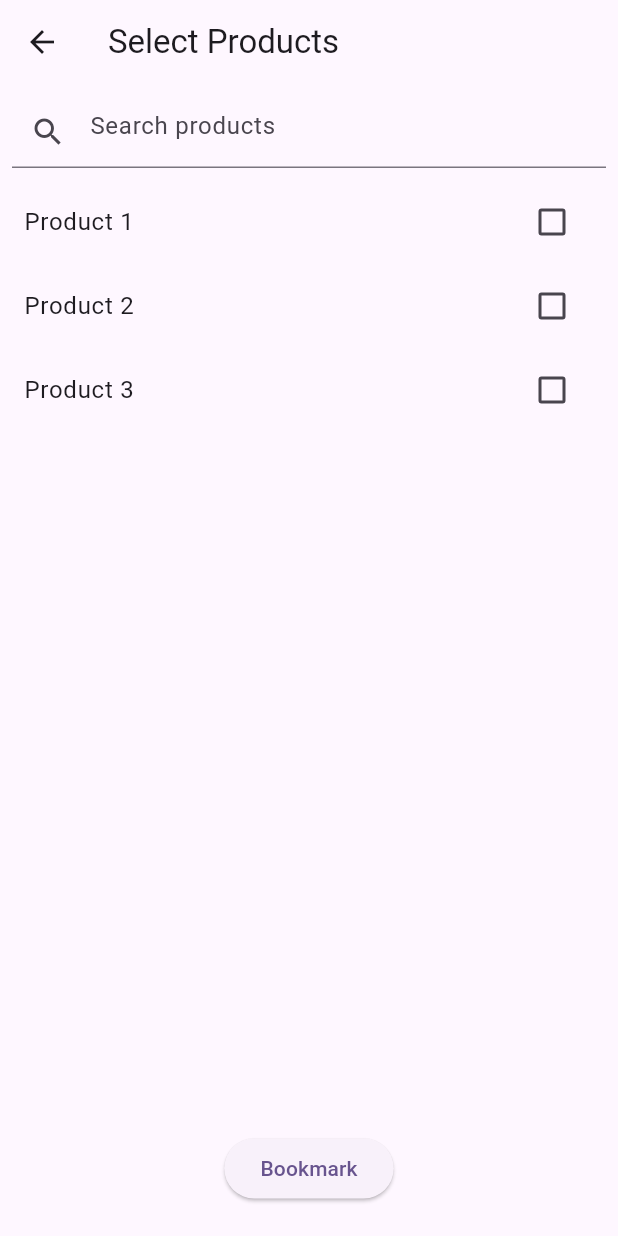
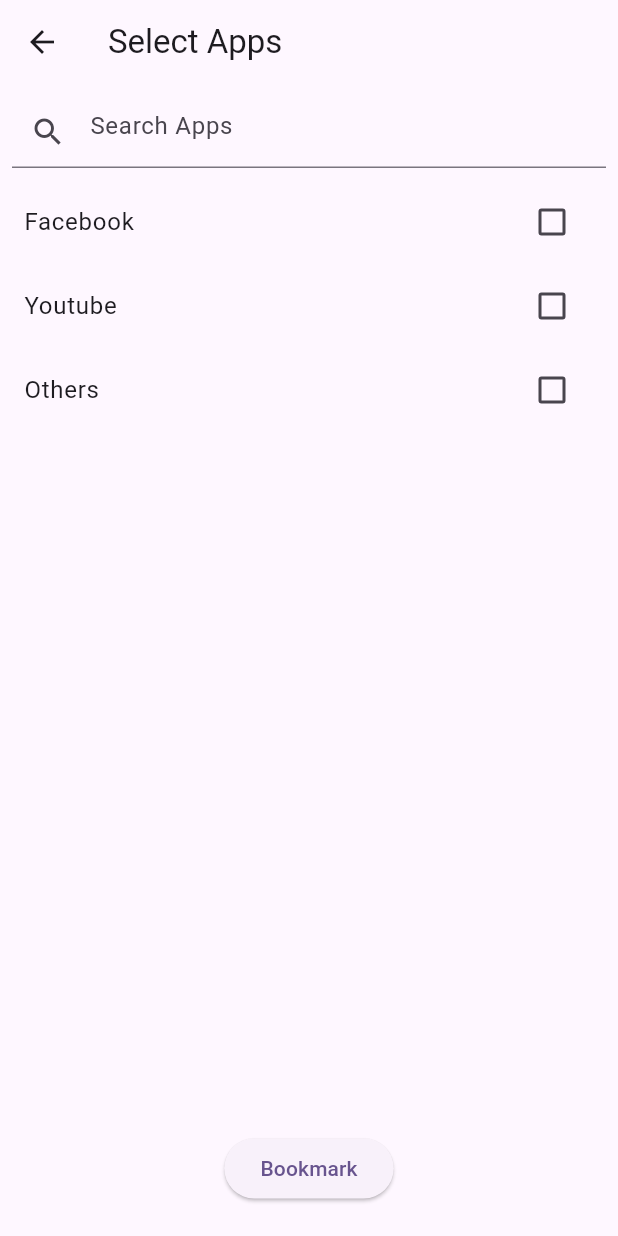
Before and after one commit to tamimiqbalfysal/today, a Flutter app: the NewPage screen opened directly, on a phone screen of 412 x 824 dp. Run offline on Flutter 3.47's test engine with Material 3 defaults, Android fonts, the phone set to English and light mode, and no system bars.

Commit message:
More is always at the below

```diff
--- a/lib/new_page.dart
+++ b/lib/new_page.dart
@@ -9,9 +9,9 @@
 
 class _NewPageState extends State<NewPage> {
   final List<Product> products = [
-    Product(name: 'Product 1'),
-    Product(name: 'Product 2'),
-    Product(name: 'Product 3'),
+    Product(name: 'Facebook'),
+    Product(name: 'Youtube'),
+    Product(name: 'Others'),
   ];
 
   final List<Product> selectedProducts = [];
@@ -22,7 +22,7 @@
   Widget build(BuildContext context) {
     return Scaffold(
       appBar: AppBar(
-        title: Text('Select Products'),
+        title: Text('Select Apps'),
       ),
       body: Column(
         children: [
@@ -31,7 +31,7 @@
             child: TextField(
               onChanged: (value) => setState(() => searchQuery = value),
               decoration: InputDecoration(
-                hintText: 'Search products',
+                hintText: 'Search Apps',
                 prefixIcon: Icon(Icons.search),
               ),
             ),
```
Also changed, not shown: lib/main.dart (+11 -19 lines).
